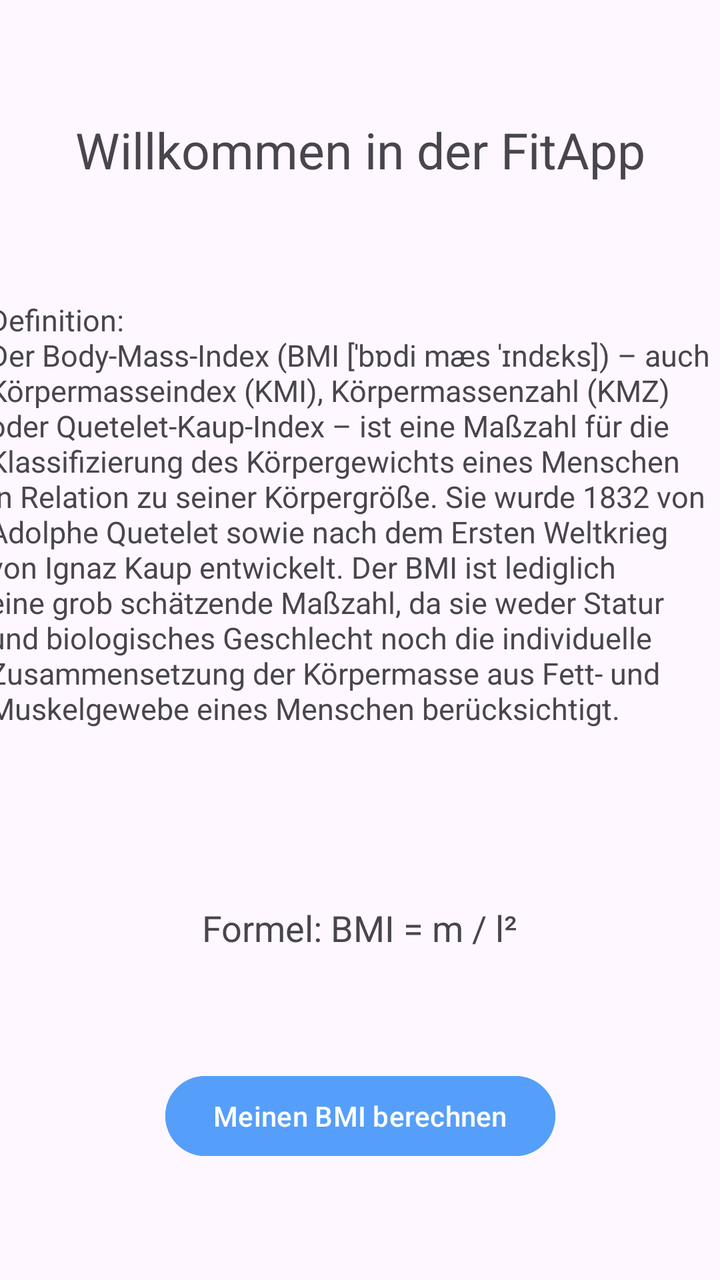
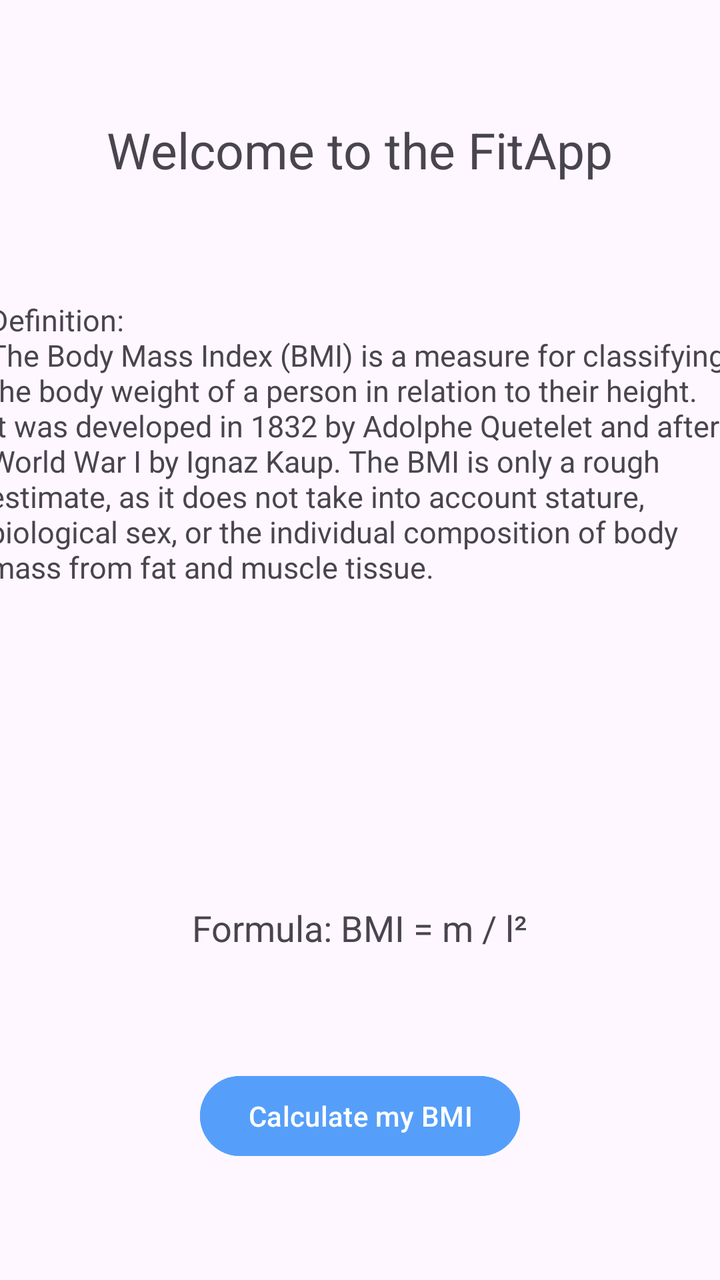

Compare the two renders of this Android layout. The source of the first and the diff that turns it into the second are given below.
<!-- AndroidManifest.xml: application theme Theme.FitApp -->
<!-- res/layout/activity_main.xml -->
<?xml version="1.0" encoding="utf-8"?>
<androidx.constraintlayout.widget.ConstraintLayout xmlns:android="http://schemas.android.com/apk/res/android"
    xmlns:app="http://schemas.android.com/apk/res-auto"
    xmlns:tools="http://schemas.android.com/tools"
    android:id="@+id/main"
    android:layout_width="match_parent"
    android:layout_height="match_parent"
    tools:context=".MainActivity">

    <TextView
        android:id="@+id/textBeg"
        android:layout_width="wrap_content"
        android:layout_height="wrap_content"
        android:text="Willkommen in der FitApp"
        android:textSize="25sp"
        app:layout_constraintTop_toTopOf="parent"
        app:layout_constraintBottom_toTopOf="@+id/textViewDef"
        app:layout_constraintEnd_toEndOf="parent"
        app:layout_constraintStart_toStartOf="parent" />

    <TextView
        android:id="@+id/textViewDef"
        android:layout_width="372dp"
        android:layout_height="244dp"
        android:text="Definition: \nDer Body-Mass-Index (BMI [ˈbɒdi mæs ˈɪndɛks]) – auch Körpermasseindex (KMI), Körpermassenzahl (KMZ) oder Quetelet-Kaup-Index – ist eine Maßzahl für die Klassifizierung des Körpergewichts eines Menschen in Relation zu seiner Körpergröße. Sie wurde 1832 von Adolphe Quetelet sowie nach dem Ersten Weltkrieg von Ignaz Kaup entwickelt. Der BMI ist lediglich eine grob schätzende Maßzahl, da sie weder Statur und biologisches Geschlecht noch die individuelle Zusammensetzung der Körpermasse aus Fett- und Muskelgewebe eines Menschen berücksichtigt."
        android:textSize="15sp"
        app:layout_constraintBottom_toTopOf="@+id/textViewFormel"
        app:layout_constraintEnd_toEndOf="parent"
        app:layout_constraintStart_toStartOf="parent"
        app:layout_constraintTop_toBottomOf="@+id/textBeg" />

    <TextView
        android:id="@+id/textViewFormel"
        android:layout_width="wrap_content"
        android:layout_height="wrap_content"
        android:text="Formel: BMI = m / l²"
        android:textSize="18sp"
        app:layout_constraintTop_toBottomOf="@+id/textViewDef"
        app:layout_constraintBottom_toTopOf="@+id/button"
        app:layout_constraintEnd_toEndOf="parent"
        app:layout_constraintStart_toStartOf="parent" />

    <Button
        android:id="@+id/button"
        android:layout_width="wrap_content"
        android:layout_height="wrap_content"
        android:text="Meinen BMI berechnen"
        android:backgroundTint="@color/blau"
        app:layout_constraintTop_toBottomOf="@+id/textViewFormel"
        app:layout_constraintBottom_toBottomOf="parent"
        app:layout_constraintStart_toStartOf="parent"
        app:layout_constraintEnd_toEndOf="parent" />

</androidx.constraintlayout.widget.ConstraintLayout>
<!-- resources referenced by this layout -->
<resources>
  <color name="blau">#559FFA</color>
  <style name="Theme.FitApp" parent="Base.Theme.FitApp" />
  <style name="Base.Theme.FitApp" parent="Theme.Material3.DayNight">
          
          
      </style>
</resources>

<!-- the commit's change to res/layout/activity_main.xml (unified diff, before → after) -->
@@ -11,7 +11,7 @@
         android:id="@+id/textBeg"
         android:layout_width="wrap_content"
         android:layout_height="wrap_content"
-        android:text="Willkommen in der FitApp"
+        android:text="@string/welcome_title"
         android:textSize="25sp"
         app:layout_constraintTop_toTopOf="parent"
         app:layout_constraintBottom_toTopOf="@+id/textViewDef"
@@ -22,7 +22,7 @@
         android:id="@+id/textViewDef"
         android:layout_width="372dp"
         android:layout_height="244dp"
-        android:text="Definition: \nDer Body-Mass-Index (BMI [ˈbɒdi mæs ˈɪndɛks]) – auch Körpermasseindex (KMI), Körpermassenzahl (KMZ) oder Quetelet-Kaup-Index – ist eine Maßzahl für die Klassifizierung des Körpergewichts eines Menschen in Relation zu seiner Körpergröße. Sie wurde 1832 von Adolphe Quetelet sowie nach dem Ersten Weltkrieg von Ignaz Kaup entwickelt. Der BMI ist lediglich eine grob schätzende Maßzahl, da sie weder Statur und biologisches Geschlecht noch die individuelle Zusammensetzung der Körpermasse aus Fett- und Muskelgewebe eines Menschen berücksichtigt."
+        android:text="@string/bmi_definition"
         android:textSize="15sp"
         app:layout_constraintBottom_toTopOf="@+id/textViewFormel"
         app:layout_constraintEnd_toEndOf="parent"
@@ -33,7 +33,7 @@
         android:id="@+id/textViewFormel"
         android:layout_width="wrap_content"
         android:layout_height="wrap_content"
-        android:text="Formel: BMI = m / l²"
+        android:text="@string/bmi_formula"
         android:textSize="18sp"
         app:layout_constraintTop_toBottomOf="@+id/textViewDef"
         app:layout_constraintBottom_toTopOf="@+id/button"
@@ -44,7 +44,7 @@
         android:id="@+id/button"
         android:layout_width="wrap_content"
         android:layout_height="wrap_content"
-        android:text="Meinen BMI berechnen"
+        android:text="@string/button_calculate"
         android:backgroundTint="@color/blau"
         app:layout_constraintTop_toBottomOf="@+id/textViewFormel"
         app:layout_constraintBottom_toBottomOf="parent"
<!-- resource entries referenced after the edit -->
@@ -1,6 +1,10 @@
 <!-- resources referenced by this layout -->
 <resources>
   <color name="blau">#559FFA</color>
+  <string name="bmi_definition">Definition:\nThe Body Mass Index (BMI) is a measure for classifying the body weight of a person in relation to their height. It was developed in 1832 by Adolphe Quetelet and after World War I by Ignaz Kaup. The BMI is only a rough estimate, as it does not take into account stature, biological sex, or the individual composition of body mass from fat and muscle tissue.</string>
+  <string name="bmi_formula">Formula: BMI = m / l²</string>
+  <string name="button_calculate">Calculate my BMI</string>
+  <string name="welcome_title">Welcome to the FitApp</string>
   <style name="Theme.FitApp" parent="Base.Theme.FitApp" />
   <style name="Base.Theme.FitApp" parent="Theme.Material3.DayNight">
           
